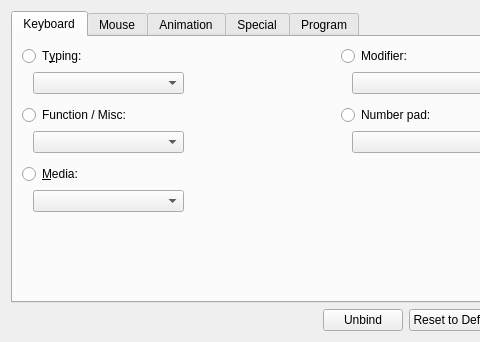
Old version of the form src/ckb/rebindwidget.ui in the repository ckb-next/ckb-next; both pictures show x 0 to 480 and y 0 to 342 of the 687 by 342 pixel window.
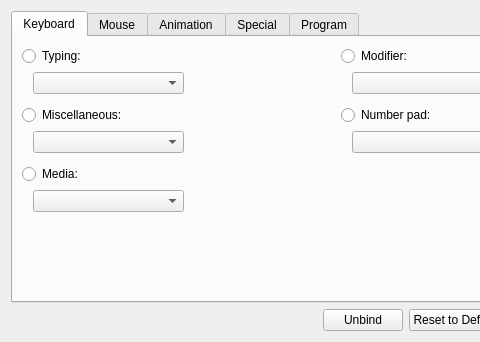
New version of the form.

Commit message: (ckb) Added non-physical keys to rebinding options Despite being in the daemon for months, I apparently forgot to add them to the GUI until now...

```diff
--- a/src/ckb/rebindwidget.ui
+++ b/src/ckb/rebindwidget.ui
@@ -344,7 +344,7 @@
        <item row="0" column="0" colspan="2">
         <widget class="QRadioButton" name="typingButton">
          <property name="text">
-          <string>T&amp;yping:</string>
+          <string>Typing:</string>
          </property>
          <property name="autoExclusive">
           <bool>false</bool>
@@ -440,7 +440,7 @@
        <item row="10" column="0" colspan="2">
         <widget class="QRadioButton" name="mediaButton">
          <property name="text">
-          <string>&amp;Media:</string>
+          <string>Media:</string>
          </property>
          <property name="autoExclusive">
           <bool>false</bool>
@@ -499,7 +499,7 @@
        <item row="5" column="0" colspan="2">
         <widget class="QRadioButton" name="fnButton">
          <property name="text">
-          <string>Function / Misc:</string>
+          <string>Miscellaneous:</string>
          </property>
          <property name="autoExclusive">
           <bool>false</bool>
```
Left out of the diff: 307 changed lines with no effect on the pictures. The commit also changes 3 other files.
